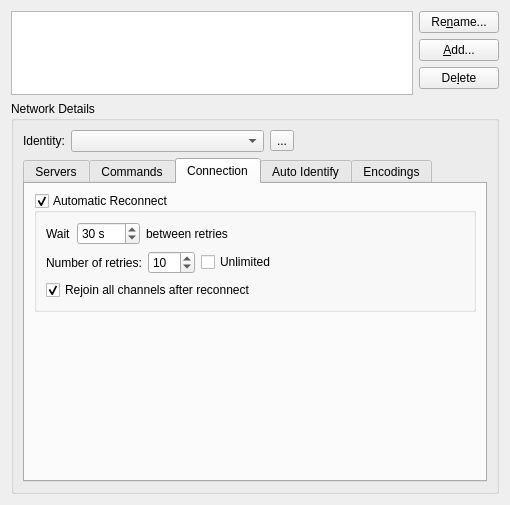
This is src/qtui/settingspages/networkssettingspage.ui in quassel/quassel as Qt 5 draws it before an edit. The edited form follows.
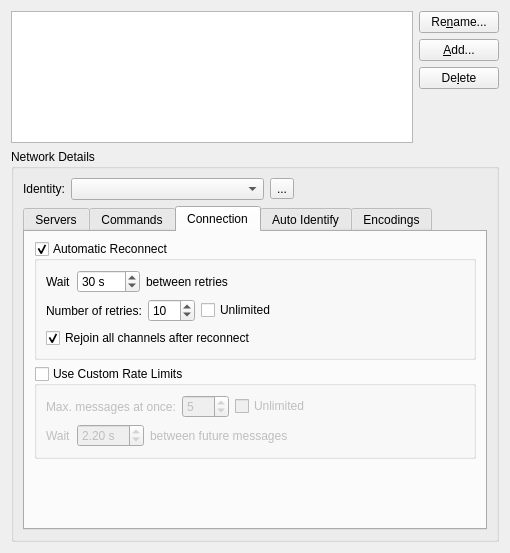
This is the edited form. The open tabs and pages were chosen to show the change. Icons and pictures are not drawn.

Commit message: Implement custom rate limits

```diff
--- a/src/qtui/settingspages/networkssettingspage.ui
+++ b/src/qtui/settingspages/networkssettingspage.ui
@@ -7,7 +7,7 @@
     <x>0</x>
     <y>0</y>
     <width>510</width>
-    <height>505</height>
+    <height>553</height>
    </rect>
   </property>
   <property name="windowTitle">
@@ -373,7 +373,7 @@
          <attribute name="title">
           <string>Connection</string>
          </attribute>
-         <layout class="QVBoxLayout" name="verticalLayout_8">
+         <layout class="QVBoxLayout" name="verticalLayout_9">
           <item>
            <widget class="QGroupBox" name="autoReconnect">
             <property name="enabled">
@@ -496,6 +496,154 @@
             </layout>
            </widget>
           </item>
+          <item>
+           <widget class="QGroupBox" name="useCustomMessageRate">
+            <property name="enabled">
+             <bool>true</bool>
+            </property>
+            <property name="toolTip">
+             <string notr="true">Tooltip not yet loaded - to modify tooltip, edit NetworksSettingsPage::load()</string>
+            </property>
+            <property name="title">
+             <string>Use Custom Rate Limits</string>
+            </property>
+            <property name="checkable">
+             <bool>true</bool>
+            </property>
+            <property name="checked">
+             <bool>false</bool>
+            </property>
+            <layout class="QVBoxLayout" name="verticalLayout_8">
+             <item>
+              <layout class="QHBoxLayout" name="horizontalLayout_6">
+               <item>
+                <widget class="QLabel" name="label_11">
+                 <property name="text">
+                  <string>Max. messages at once:</string>
+                 </property>
+                </widget>
+               </item>
+               <item>
+                <widget class="QSpinBox" name="messageRateBurstSize">
+                 <property name="toolTip">
+                  <string>Maximum number of messages to send without any delays</string>
+                 </property>
+                 <property name="minimum">
+                  <number>1</number>
+                 </property>
+                 <property name="maximum">
+                  <number>999</number>
+                 </property>
+                 <property name="value">
+                  <number>5</number>
+                 </property>
+                </widget>
+               </item>
+               <item>
+                <widget class="QCheckBox" name="unlimitedMessageRate">
+                 <property name="toolTip">
+                  <string>&lt;html&gt;&lt;head/&gt;&lt;body&gt;&lt;p&gt;Disable all rate limiting, e.g. for IRC bridges.&lt;/p&gt;&lt;p&gt;Don't use with most normal networks.&lt;/p&gt;&lt;/body&gt;&lt;/html&gt;</string>
+                 </property>
+                 <property name="text">
+                  <string>Unlimited</string>
+                 </property>
+                </widget>
+               </item>
+               <item>
+                <spacer name="horizontalSpacer_5">
+                 <property name="orientation">
+                  <enum>Qt::Horizontal</enum>
+                 </property>
+                 <property name="sizeHint" stdset="0">
+                  <size>
+                   <width>40</width>
+                   <height>20</height>
+                  </size>
+                 </property>
+                </spacer>
+               </item>
+              </layout>
+             </item>
+             <item>
+              <widget class="QFrame" name="messageRateDelayFrame">
+               <property name="frameShape">
+                <enum>QFrame::NoFrame</enum>
+               </property>
+               <property name="frameShadow">
+                <enum>QFrame::Plain</enum>
+               </property>
+               <property name="lineWidth">
+                <number>1</number>
+               </property>
+               <layout class="QVBoxLayout" name="verticalLayout_10">
+                <property name="leftMargin">
+                 <number>0</number>
+                </property>
+                <property name="topMargin">
+                 <number>0</number>
+                </property>
+                <property name="rightMargin">
+                 <number>0</number>
+                </property>
+                <property name="bottomMargin">
+                 <number>0</number>
+                </property>
+                <item>
+                 <layout class="QHBoxLayout" name="horizontalLayout_5">
+                  <item>
+                   <widget class="QLabel" name="label_10">
+                    <property name="text">
+                     <string>Wait</string>
+                    </property>
+                   </widget>
+                  </item>
+                  <item>
+                   <widget class="QDoubleSpinBox" name="messageRateDelay">
+                    <property name="toolTip">
+                     <string>&lt;html&gt;&lt;head/&gt;&lt;body&gt;&lt;p&gt;Delay between messages after the maximum number of undelayed messages have been sent.&lt;/p&gt;&lt;/body&gt;&lt;/html&gt;</string>
+                    </property>
+                    <property name="suffix">
+                     <string> s</string>
+                    </property>
+                    <property name="minimum">
+                     <double>0.010000000000000</double>
+                    </property>
+                    <property name="singleStep">
+                     <double>0.100000000000000</double>
+                    </property>
+                    <property name="value">
+                     <double>2.200000000000000</double>
+                    </property>
+                   </widget>
+                  </item>
+                  <item>
+                   <widget class="QLabel" name="label_13">
+                    <property name="text">
+                     <string>between future messages</string>
+                    </property>
+                   </widget>
+                  </item>
+                  <item>
+                   <spacer name="horizontalSpacer_4">
+                    <property name="orientation">
+                     <enum>Qt::Horizontal</enum>
+                    </property>
+                    <property name="sizeHint" stdset="0">
+                     <size>
+                      <width>40</width>
+                      <height>20</height>
+                     </size>
+                    </property>
+                   </spacer>
+                  </item>
+                 </layout>
+                </item>
+               </layout>
+              </widget>
+             </item>
+            </layout>
+           </widget>
+          </item>
           <item>
            <spacer name="verticalSpacer_3">
             <property name="orientation">
@@ -504,7 +652,7 @@
             <property name="sizeHint" stdset="0">
              <size>
               <width>20</width>
-              <height>79</height>
+              <height>1</height>
              </size>
             </property>
            </spacer>
```
Left out of the diff: 43 changed lines with no effect on the pictures. The commit also changes 193 other files.
